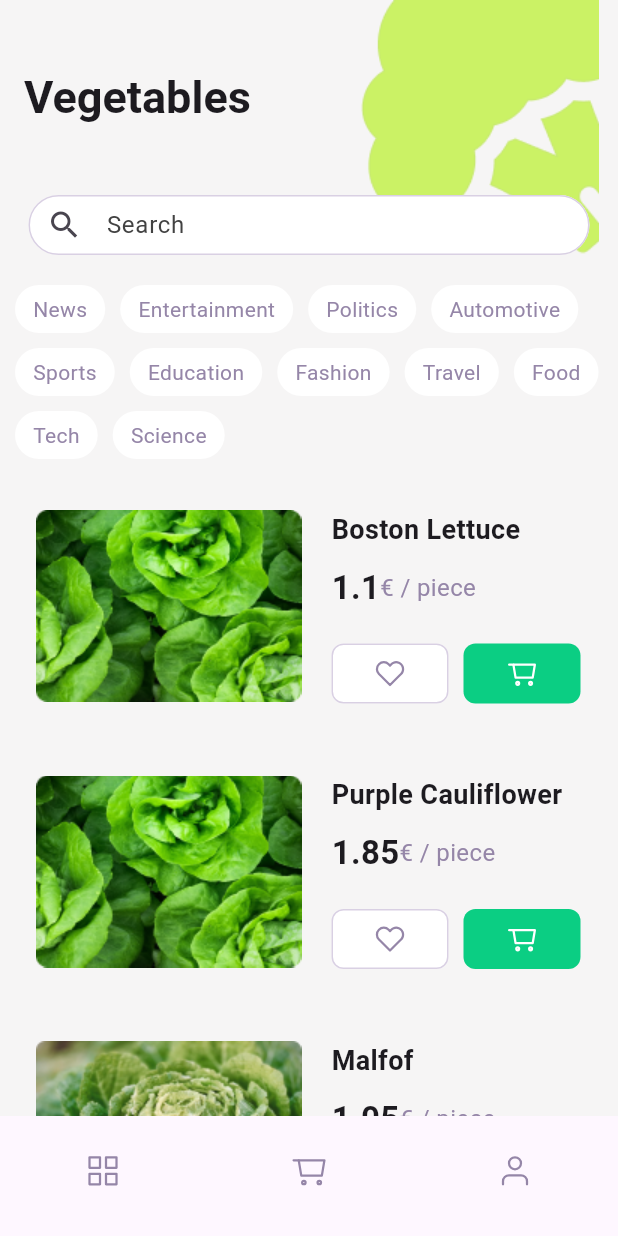
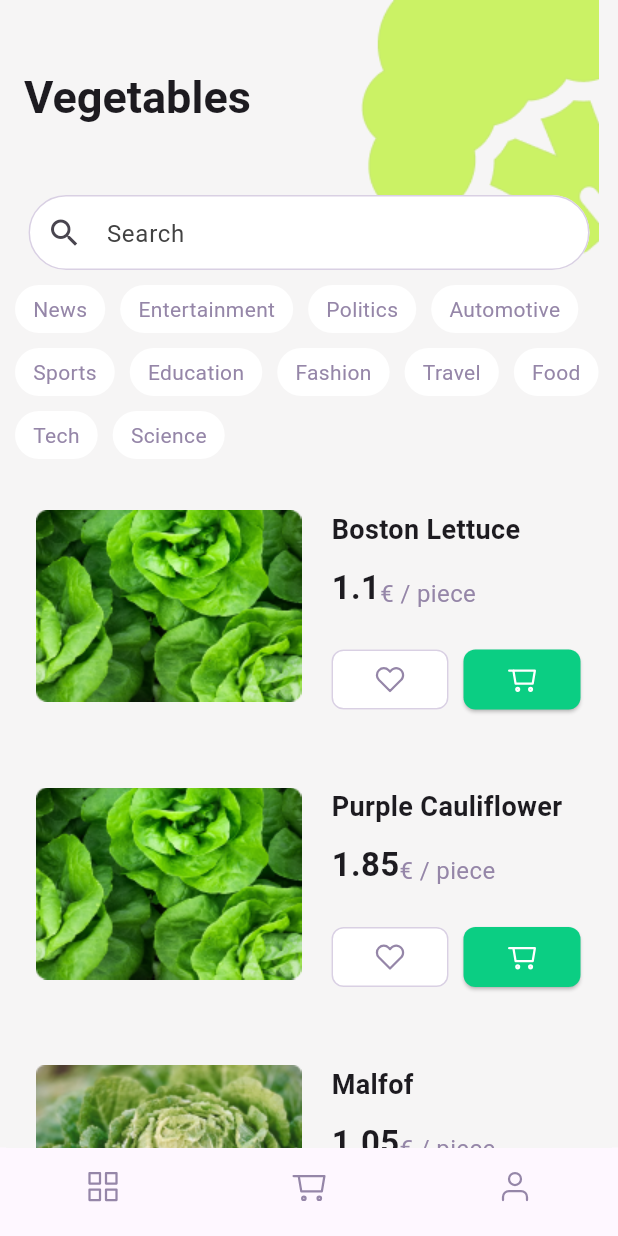
Before and after one commit to ferasezzaldeen/flutter-delivery-prac, a Flutter app: the screen it shows after launch, on a phone screen of 412 x 824 dp. Run offline on Flutter 3.47's test engine with Material 3 defaults, Android fonts, the phone set to English and light mode, and no system bars; drawn by our look-alikes of chips_choice; our stand-ins replace carousel_slider, flutter_svg.

Commit message:
fix the bottons and some improvments

```diff
--- a/lib/screens/tabs.dart
+++ b/lib/screens/tabs.dart
@@ -25,28 +25,28 @@ class _TabsScreenState extends State<TabsScreen> {
   Widget build(BuildContext context) {
     return Scaffold(
       body: const VegetablesScreen(),
-      bottomNavigationBar: SizedBox(
-        height: 80,
-        child: BottomNavigationBar(
+      bottomNavigationBar: BottomNavigationBar(
         onTap: _selectPage,
         currentIndex: _selectedPageIndex,
         items: [
           BottomNavigationBarItem(
-                icon: SvgPicture.asset('assets/icons/grid.svg'), label: ''),
-            BottomNavigationBarItem(
-                icon: SvgPicture.asset(
-                  'assets/icons/shopping_cart.svg',
-                ),
+              icon: SvgPicture.asset('assets/icons/grid.svg',
+                  height: 24, width: 24),
               label: ''),
           BottomNavigationBarItem(
-                icon: SvgPicture.asset('assets/icons/user.svg'), label: ''),
+              icon: SvgPicture.asset('assets/icons/shopping_cart.svg',
+                  height: 24, width: 24),
+              label: ''),
+          BottomNavigationBarItem(
+              icon: SvgPicture.asset('assets/icons/user.svg',
+                  height: 24, width: 24),
+              label: ''),
         ],
         showSelectedLabels: false,
         showUnselectedLabels: false,
         backgroundColor: Colors.transparent,
         elevation: 0,
       ),
-      ),
     );
   }
 }
--- a/lib/screens/vegetables.dart
+++ b/lib/screens/vegetables.dart
@@ -9,6 +9,7 @@ class VegetablesScreen extends StatelessWidget {
     return Scaffold(
       backgroundColor: const Color(0XFFF6F5F5),
       appBar: AppBar(
+        centerTitle: false,
         elevation: 0,
         backgroundColor: const Color(0XFFF6F5F5),
         toolbarHeight: 180,
@@ -31,7 +32,7 @@ class VegetablesScreen extends StatelessWidget {
             height: 50,
             width: 374,
             child: Padding(
-              padding: const EdgeInsets.only(bottom: 10),
+              padding: const EdgeInsets.only(bottom: 0),
               child: TextField(
                 textAlignVertical: TextAlignVertical.bottom,
                 decoration: InputDecoration(
--- a/lib/widgets/list_item.dart
+++ b/lib/widgets/list_item.dart
@@ -53,6 +53,7 @@ class ListItem extends StatelessWidget {
                     height: 12,
                   ),
                   Row(
+                    crossAxisAlignment: CrossAxisAlignment.end,
                     children: [
                       Text(
                         vegetable.price.toString(),
@@ -75,37 +76,29 @@ class ListItem extends StatelessWidget {
                   ),
                   Row(
                     children: [
-                      SizedBox(
-                        width: 78,
-                        height: 40,
-                        child: IconButton(
+                      IconButton(
                         color: Colors.white,
                         onPressed: () {},
                         icon: SvgPicture.asset('assets/icons/heart.svg'),
                         style: IconButton.styleFrom(
+                            fixedSize: const Size(78, 40),
                             backgroundColor: Colors.white,
                             shape: RoundedRectangleBorder(
-                                side:
-                                    const BorderSide(color: Color(0XFFFD9D0E3)),
+                              side: const BorderSide(color: Color(0XFFFD9D0E3)),
                               borderRadius: BorderRadius.circular(8),
                             )),
                       ),
-                      ),
-                      SizedBox(width: 10),
-                      SizedBox(
-                        width: 78,
-                        height: 40,
-                        child: IconButton(
-                          color: Colors.white,
+                      const SizedBox(width: 10),
+                      ElevatedButton(
                         onPressed: () {},
-                          icon:
-                              SvgPicture.asset('assets/icons/shoppingcart.svg'),
-                          style: IconButton.styleFrom(
+                        style: ElevatedButton.styleFrom(
+                            fixedSize: const Size(78, 40),
                             backgroundColor: const Color(0XFFF0BCE83),
                             shape: RoundedRectangleBorder(
                               borderRadius: BorderRadius.circular(8),
                             )),
-                        ),
+                        child:
+                            SvgPicture.asset('assets/icons/shoppingcart.svg'),
                       ),
                     ],
                   )
```
Also changed, not shown: lib/widgets/Listing_widget.dart (+8 -0 lines), 6 other files. Lines whose indentation alone changed are shown as unchanged.
